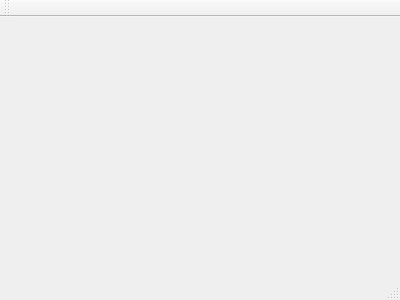
The window that project_1/dialog.ui (Leejeunghun/sw_project) describes before a commit, drawn with Qt 5.
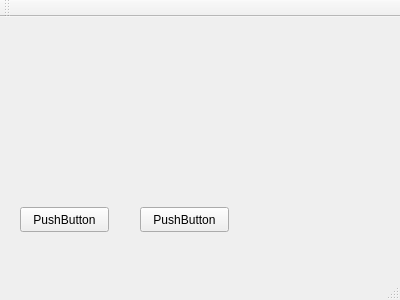
The same window after the commit.

Patch:
```diff
--- a/project_1/dialog.ui
+++ b/project_1/dialog.ui
@@ -12,13 +12,55 @@
   <property name="windowTitle" >
    <string>Dialog</string>
   </property>
-  <widget class="QMenuBar" name="menuBar" />
-  <widget class="QToolBar" name="mainToolBar" />
-  <widget class="QWidget" name="centralWidget" />
-  <widget class="QStatusBar" name="statusBar" />
+  <widget class="QWidget" name="centralWidget">
+   <widget class="QPushButton" name="pushButton">
+    <property name="geometry">
+     <rect>
+      <x>20</x>
+      <y>190</y>
+      <width>89</width>
+      <height>25</height>
+     </rect>
+    </property>
+    <property name="text">
+     <string>PushButton</string>
+    </property>
+   </widget>
+   <widget class="QPushButton" name="pushButton_2">
+    <property name="geometry">
+     <rect>
+      <x>140</x>
+      <y>190</y>
+      <width>89</width>
+      <height>25</height>
+     </rect>
+    </property>
+    <property name="text">
+     <string>PushButton</string>
+    </property>
+   </widget>
+  </widget>
+  <widget class="QMenuBar" name="menuBar">
+   <property name="geometry">
+    <rect>
+     <x>0</x>
+     <y>0</y>
+     <width>400</width>
+     <height>22</height>
+    </rect>
+   </property>
+  </widget>
+  <widget class="QToolBar" name="mainToolBar">
+   <attribute name="toolBarArea">
+    <enum>TopToolBarArea</enum>
+   </attribute>
+   <attribute name="toolBarBreak">
+    <bool>false</bool>
+   </attribute>
+  </widget>
+  <widget class="QStatusBar" name="statusBar"/>
  </widget>
- <layoutDefault spacing="6" margin="11" />
- <pixmapfunction></pixmapfunction>
+ <layoutdefault spacing="6" margin="11"/>
  <resources/>
  <connections/>
 </ui>
```
Left out of the diff: 7 changed lines with no effect on the pictures.
